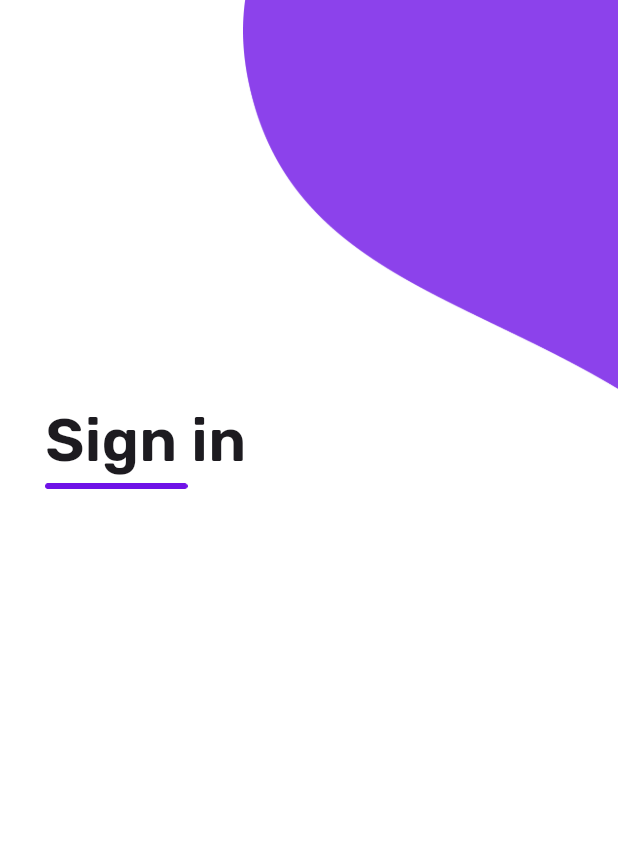
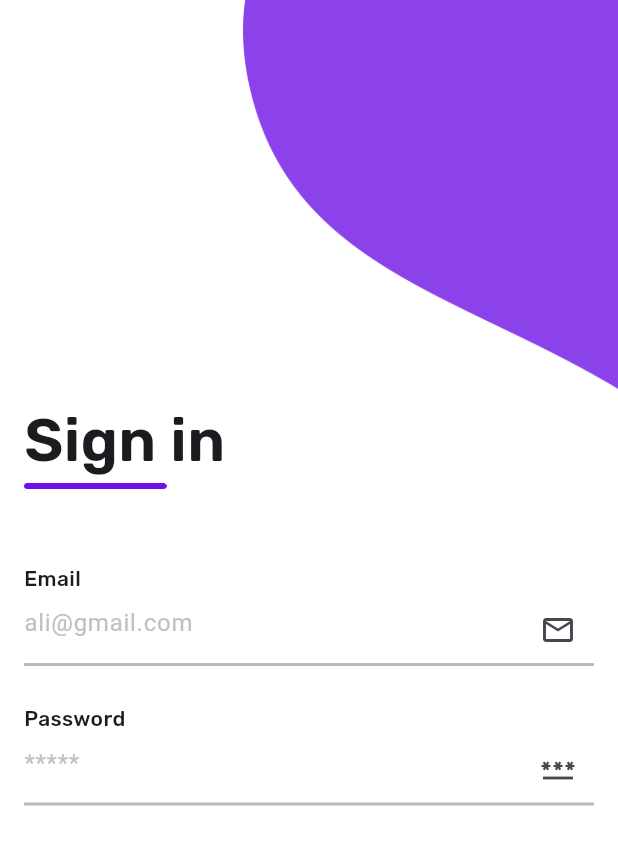
Before and after one commit to AbuAlwah/flutter-login-ui, a Flutter app: the screen it shows after launch, on a phone screen of 412 x 824 dp. Shown: the top 845 px of the screen. Run offline on Flutter 3.47's test engine with Material 3 defaults, Android fonts, the phone set to English and light mode, and no system bars; our stand-ins replace google_fonts.

Commit message:
Improve Signin screen UI with consistent padding and enhanced input fields for email and password

```diff
--- a/lib/Screens/signin.dart
+++ b/lib/Screens/signin.dart
@@ -16,7 +16,7 @@ class Signin extends StatelessWidget {
             child: Image.asset('assets/singleCircle.png', width: 250),
           ),
           Padding(
-            padding: EdgeInsetsGeometry.only(left: 30),
+            padding: EdgeInsetsGeometry.symmetric(horizontal: 16),
             child: Text(
               'Sign in',
               style: GoogleFonts.rubik(
@@ -26,11 +26,68 @@ class Signin extends StatelessWidget {
             ),
           ),
           Padding(
-            padding: EdgeInsetsGeometry.only(left: 30),
+            padding: EdgeInsetsGeometry.symmetric(horizontal: 16),
             child: Image.asset('assets/Line.png', width: 95),
           ),
 
-          SizedBox(height: 60),
+          SizedBox(height: 50),
+          Padding(
+            padding: EdgeInsetsGeometry.symmetric(horizontal: 16),
+            child: Column(
+              children: [
+                Text('Email', style: GoogleFonts.rubik(textStyle: TextStyle(fontWeight: FontWeight.w500))),
+              ],
+            ),
+          ),
+          Padding(
+            padding: const EdgeInsets.symmetric(horizontal: 16),
+            child: TextField(
+              decoration: InputDecoration(
+                suffixIcon: Icon(Icons.email_outlined),
+                hintText: 'ali@gmail.com',hintStyle: TextStyle(color: const Color.fromARGB(255, 193, 193, 191)),
+                border: UnderlineInputBorder(),
+                focusedBorder: UnderlineInputBorder(
+                  borderSide: BorderSide(width: 2, color: Color(0xff6F12E7)),
+                ),
+                enabledBorder: UnderlineInputBorder(
+                  borderSide: BorderSide(
+                    color: const Color.fromARGB(255, 186, 186, 186),
+                    width: 2,
+                  ),
+                ),
+              ),
+            ),
+          ),
+                    SizedBox(
+            height: 25,
+          ),
+           Padding(
+            padding: EdgeInsetsGeometry.symmetric(horizontal: 16),
+            child: Column(
+              children: [
+                Text('Password', style: GoogleFonts.rubik(textStyle: TextStyle(fontWeight: FontWeight.w500))),
+              ],
+            ),
+          ),
+          Padding(
+            padding: const EdgeInsets.symmetric(horizontal: 16),
+            child: TextField(
+              decoration: InputDecoration(
+                suffixIcon: Icon(Icons.password_outlined),
+                hintText: '*****',hintStyle: TextStyle(color: const Color.fromARGB(255, 193, 193, 191)),
+                border: UnderlineInputBorder(),
+                focusedBorder: UnderlineInputBorder(
+                  borderSide: BorderSide(width: 2, color: Color(0xff6F12E7)),
+                ),
+                enabledBorder: UnderlineInputBorder(
+                  borderSide: BorderSide(
+                    color: const Color.fromARGB(255, 186, 186, 186),
+                    width: 2,
+                  ),
+                ),
+              ),
+            ),
+          ),
         ],
       ),
     );
```
